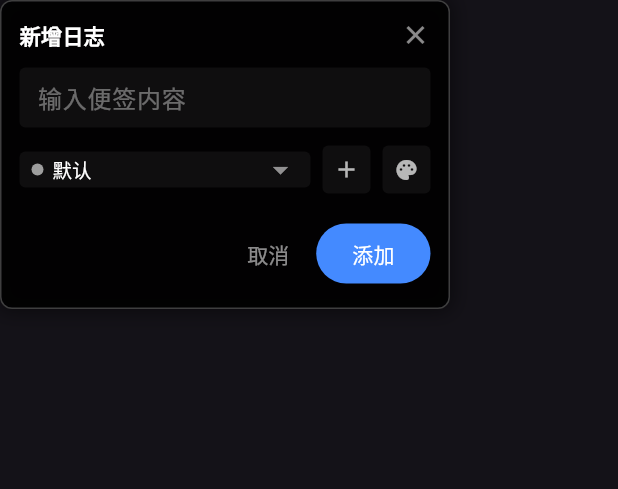
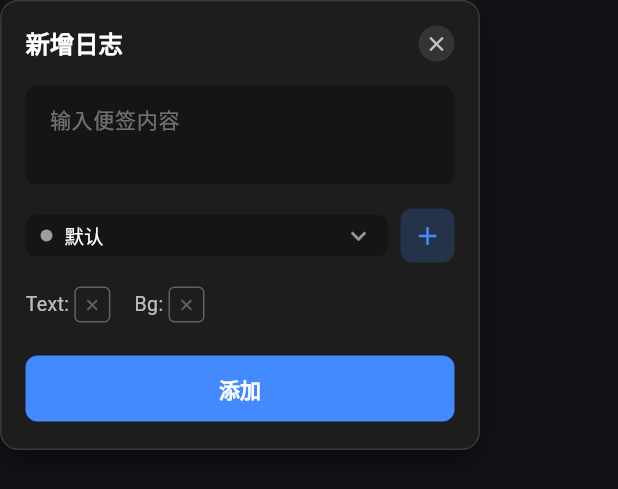
Before and after one commit to TMHCastle/StickyNote, a Flutter app: the LogEditorPopup widget shown alone on an empty page, opened directly with empty values, on a phone screen of 412 x 824 dp. Shown: the top 489 px of the screen. Run offline on Flutter 3.47's test engine with Material 3 defaults, Android fonts, the phone set to English and light mode, and no system bars; our stand-ins replace file_picker, hive_flutter; missing offline and left inert: screen_retriever, tray_manager, window_manager; accounts and stored records are empty; Roboto replaces fonts that are missing (SourceHanSans).

Commit message:
0.1.1.7 界面优化

```diff
--- a/lib/widgets/log_editor_popup.dart
+++ b/lib/widgets/log_editor_popup.dart
@@ -18,15 +18,14 @@ class LogEditorPopup extends StatefulWidget {
 
 class _LogEditorPopupState extends State<LogEditorPopup> {
   final TextEditingController _controller = TextEditingController();
-  final TextEditingController _categoryController = TextEditingController(); // For new category
+  final TextEditingController _categoryController = TextEditingController();
 
-  // State
   late String _title;
   late String _category;
   Color? _color;
   Color? _bgColor;
 
-  bool _showColorPickers = false;
+  // _showColorPickers removed, always shown or compact
 
   @override
   void initState() {
@@ -57,19 +56,20 @@ class _LogEditorPopupState extends State<LogEditorPopup> {
     final provider = context.watch<LogProvider>();
     final categories = provider.categories;
 
-    // Adaptive text color based on popup background (blackish)
-    const textColor = Colors.white;
-
     return Container(
-      // Positioned logic will be handled by FloatingOverlay, here we just define the box
-      // or we can make this a Dialog-like box.
-      width: 300,
-      padding: const EdgeInsets.all(12),
+      width: 320,
+      constraints: const BoxConstraints(minHeight: 200), // Min Height requested
+      padding: const EdgeInsets.all(16),
       decoration: BoxDecoration(
-        color: Colors.black.withOpacity(0.85), // Solid background for legibility
-        borderRadius: BorderRadius.circular(8),
-        border: Border.all(color: Colors.white24),
-        boxShadow: [BoxShadow(color: Colors.black45, blurRadius: 10, spreadRadius: 2)],
+        color: const Color(0xFF1E1E1E).withOpacity(0.95), // Premium Dark
+        borderRadius: BorderRadius.circular(12),
+        border: Border.all(color: Colors.white12),
+        boxShadow: [
+          BoxShadow(
+              color: Colors.black.withOpacity(0.5),
+              blurRadius: 20,
+              offset: const Offset(0, 8)),
+        ],
       ),
       child: Column(
         mainAxisSize: MainAxisSize.min,
@@ -79,50 +79,62 @@ class _LogEditorPopupState extends State<LogEditorPopup> {
            Row(
              children: [
                Text(widget.log == null ? AppStrings.get(context, 'addLog') : AppStrings.get(context, 'editLog'),
-                    style: const TextStyle(color: Colors.white, fontWeight: FontWeight.bold)),
+                  style: const TextStyle(
+                      color: Colors.white,
+                      fontWeight: FontWeight.bold,
+                      fontSize: 16)),
                const Spacer(),
                GestureDetector(
                  onTap: widget.onClose,
-                 child: const Icon(Icons.close, color: Colors.white54, size: 20),
+                child: Container(
+                  decoration: BoxDecoration(
+                      color: Colors.white10, shape: BoxShape.circle),
+                  padding: const EdgeInsets.all(4),
+                  child:
+                      const Icon(Icons.close, color: Colors.white70, size: 16),
+                ),
                )
              ],
            ),
-           const SizedBox(height: 12),
+          const SizedBox(height: 16),
 
            // Content Input
            TextField(
              controller: _controller,
-             style: const TextStyle(color: Colors.white),
+            style: const TextStyle(color: Colors.white, fontSize: 14),
              decoration: InputDecoration(
                hintText: AppStrings.get(context, 'enterContent'),
                hintStyle: const TextStyle(color: Colors.white38),
                filled: true,
-               fillColor: Colors.white.withOpacity(0.05),
-               border: OutlineInputBorder(borderRadius: BorderRadius.circular(4), borderSide: BorderSide.none),
+              fillColor: Colors.black26,
+              border: OutlineInputBorder(
+                  borderRadius: BorderRadius.circular(8),
+                  borderSide: BorderSide.none),
                isDense: true,
-               contentPadding: const EdgeInsets.symmetric(horizontal: 8, vertical: 8),
+              contentPadding: const EdgeInsets.all(12),
              ),
-             maxLines: 3,
-             minLines: 1,
+            maxLines: 4,
+            minLines: 2,
            ),
-           const SizedBox(height: 12),
+          const SizedBox(height: 16),
 
-           // Controls Row
+          // Category & Add Button
            Row(
             children: [
-               // Category Dropdown
                Expanded(
                  child: Container(
-                   padding: const EdgeInsets.symmetric(horizontal: 8),
+                  padding:
+                      const EdgeInsets.symmetric(horizontal: 10, vertical: 2),
                    decoration: BoxDecoration(
-                     color: Colors.white.withOpacity(0.05),
-                     borderRadius: BorderRadius.circular(4),
+                    color: Colors.black26,
+                    borderRadius: BorderRadius.circular(8),
                    ),
                    child: DropdownButtonHideUnderline(
                      child: DropdownButton<String>(
                        value: categories.any((c) => c.name == _category) ? _category : categories.first.name,
-                       dropdownColor: Colors.grey[900],
-                       icon: const Icon(Icons.arrow_drop_down, color: Colors.white54),
+                      dropdownColor: const Color(0xFF2C2C2C),
+                      icon: const Icon(Icons.expand_more,
+                          color: Colors.white54, size: 20),
                        isDense: true,
                        style: const TextStyle(color: Colors.white, fontSize: 13),
                        onChanged: (val) {
@@ -132,7 +144,10 @@ class _LogEditorPopupState extends State<LogEditorPopup> {
                            value: c.name,
                            child: Row(
                              children: [
-                               Container(width: 8, height: 8, margin: const EdgeInsets.only(right: 6),
+                                  Container(
+                                      width: 8,
+                                      height: 8,
+                                      margin: const EdgeInsets.only(right: 8),
                                          decoration: BoxDecoration(color: Color(c.colorValue), shape: BoxShape.circle)),
                                Text(c.name),
                              ],
@@ -143,92 +158,71 @@ class _LogEditorPopupState extends State<LogEditorPopup> {
                  ),
                ),
               const SizedBox(width: 8),
-
-               // Add Category Button
                GestureDetector(
                  onTap: () => _showAddCategoryDialog(context, provider),
                  child: Container(
-                   width: 32, height: 32,
+                  width: 36,
+                  height: 36,
                    decoration: BoxDecoration(
-                     color: Colors.white.withOpacity(0.05),
-                     borderRadius: BorderRadius.circular(4),
+                    color: Colors.blueAccent.withOpacity(0.2),
+                    borderRadius: BorderRadius.circular(8),
                    ),
-                   child: const Icon(Icons.add, color: Colors.white70, size: 18),
-                 ),
-               ),
-
-               const SizedBox(width: 8),
-               // Colors Toggle
-               GestureDetector(
-                 onTap: () => setState(() => _showColorPickers = !_showColorPickers),
-                 child: Container(
-                   width: 32, height: 32,
-                   decoration: BoxDecoration(
-                     color: (_color != null || _bgColor != null) ? Colors.blueAccent.withOpacity(0.5) : Colors.white.withOpacity(0.05),
-                     borderRadius: BorderRadius.circular(4),
-                     border: (_color != null || _bgColor != null) ? Border.all(color: Colors.blueAccent) : null,
-                   ),
-                   child: const Icon(Icons.palette, color: Colors.white70, size: 16),
+                  child:
+                      const Icon(Icons.add, color: Colors.blueAccent, size: 20),
                  ),
                ),
              ],
            ),
+          const SizedBox(height: 16),
 
-           if (_showColorPickers) ...[
-             const SizedBox(height: 12),
+          // Colors (Always shown now)
           Row(
             children: [
-                 Text('Text: ', style: TextStyle(color: Colors.white70, fontSize: 12)),
-                 GestureDetector(
-                    onTap: () => _showColorPicker(context, _color ?? Colors.white, (c) => setState(() => _color = c)),
-                    child: Container(
-                      width: 20, height: 20,
-                      decoration: BoxDecoration(color: _color ?? Colors.white, border: Border.all(color: Colors.white30), shape: BoxShape.circle),
-                    ),
-                 ),
+              _buildColorOption(
+                  'Text', _color, (c) => setState(() => _color = c)),
               const SizedBox(width: 16),
-                 Text('Bg: ', style: TextStyle(color: Colors.white70, fontSize: 12)),
-                 GestureDetector(
-                    onTap: () => _showColorPicker(context, _bgColor ?? Colors.transparent, (c) => setState(() => _bgColor = c)),
-                    child: Container(
-                      width: 20, height: 20,
-                      decoration: BoxDecoration(color: _bgColor ?? Colors.black, border: Border.all(color: Colors.white30), shape: BoxShape.circle),
-                    ),
-                 ),
+              _buildColorOption(
+                  'Bg', _bgColor, (c) => setState(() => _bgColor = c)),
               const Spacer(),
-                 // Clear colors
-                 GestureDetector(
-                   onTap: () => setState(() { _color = null; _bgColor = null; }),
-                   child: const Icon(Icons.format_clear, size: 16, color: Colors.white54),
+              if (_color != null || _bgColor != null)
+                TextButton.icon(
+                  onPressed: () => setState(() {
+                    _color = null;
+                    _bgColor = null;
+                  }),
+                  icon: const Icon(Icons.format_clear,
+                      size: 14, color: Colors.white54),
+                  label: const Text('Reset',
+                      style: TextStyle(fontSize: 12, color: Colors.white54)),
+                  style: TextButton.styleFrom(
+                      padding: EdgeInsets.zero,
+                      minimumSize: Size.zero,
+                      tapTargetSize: MaterialTapTargetSize.shrinkWrap),
                  )
             ],
           ),
-           ],
 
-           const SizedBox(height: 16),
+          const SizedBox(height: 20),
 
            // Actions
-           Row(
-             mainAxisAlignment: MainAxisAlignment.end,
-             children: [
-               TextButton(
-                 onPressed: widget.onClose, // Cancel
-                 child: Text(AppStrings.get(context, 'cancel'), style: TextStyle(color: Colors.white54)),
-               ),
-               ElevatedButton(
+          SizedBox(
+            width: double.infinity,
+            child: ElevatedButton(
               onPressed: () {
                 final text = _controller.text.trim();
                 if (text.isEmpty) return;
 
                 if (widget.log == null) {
-                     provider.addLog(text, category: _category, color: _color?.value, backgroundColor: _bgColor?.value);
+                  provider.addLog(text,
+                      category: _category,
+                      color: _color?.value,
+                      backgroundColor: _bgColor?.value);
                 } else {
                   final updated = widget.log!.copyWith(
                       title: text,
                       category: _category,
                       color: _color?.value,
-                        backgroundColor: _bgColor?.value
-                     );
+                      backgroundColor: _bgColor?.value);
                   provider.updateLog(updated);
                 }
                 widget.onClose();
@@ -236,11 +230,43 @@ class _LogEditorPopupState extends State<LogEditorPopup> {
               style: ElevatedButton.styleFrom(
                 backgroundColor: Colors.blueAccent,
                 foregroundColor: Colors.white,
+                padding: const EdgeInsets.symmetric(vertical: 12),
+                shape: RoundedRectangleBorder(
+                    borderRadius: BorderRadius.circular(8)),
+                elevation: 0,
               ),
-                 child: Text(widget.log == null ? AppStrings.get(context, 'add') : AppStrings.get(context, 'edit')), // "Confirm" or "Edit"
+              child: Text(
+                  widget.log == null
+                      ? AppStrings.get(context, 'add')
+                      : AppStrings.get(context, 'edit'),
+                  style: const TextStyle(fontWeight: FontWeight.bold)),
+            ),
           ),
         ],
-           )
+      ),
+    );
+  }
+
+  Widget _buildColorOption(
+      String label, Color? color, ValueChanged<Color> onPick) {
+    return GestureDetector(
+      onTap: () => _showColorPicker(context, color ?? Colors.white, onPick),
+      child: Row(
+        children: [
+          Text('$label: ',
+              style: const TextStyle(color: Colors.white70, fontSize: 13)),
+          Container(
+            width: 24,
+            height: 24,
+            decoration: BoxDecoration(
+                color: color ?? Colors.transparent,
+                border: Border.all(color: Colors.white30),
+                borderRadius: BorderRadius.circular(4)),
+            child: color == null
+                ? const Center(
+                    child: Icon(Icons.close, size: 12, color: Colors.white30))
+                : null,
+          ),
         ],
       ),
     );
@@ -285,11 +311,12 @@ class _LogEditorPopupState extends State<LogEditorPopup> {
      showDialog(
        context: context,
        builder: (ctx) {
-         Color temp = current;
+          Color temp = current == Colors.transparent ? Colors.white : current;
          return AlertDialog(
            backgroundColor: Colors.grey[900],
            content: SingleChildScrollView(
-             child: ThreeBarColorPicker(color: current, onChanged: (c) => temp = c),
+              child:
+                  ThreeBarColorPicker(color: temp, onChanged: (c) => temp = c),
            ),
            actions: [
              TextButton(onPressed: () => Navigator.pop(ctx), child: const Text('Cancel')),
```
Also changed, not shown: lib/pages/floating_overlay.dart (+137 -68 lines), lib/widgets/log_item_widget.dart (+52 -24 lines), lib/widgets/settings_popup.dart (+98 -89 lines). Lines whose indentation alone changed are shown as unchanged.
